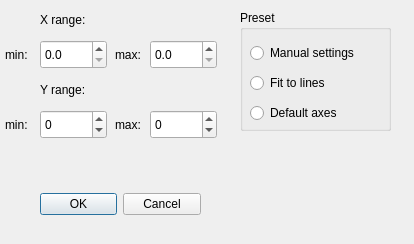
Before: the Qt Designer form chagechartsettingsform.ui in sergeysolov/ExperimentAnalyser, drawn with Qt 5.
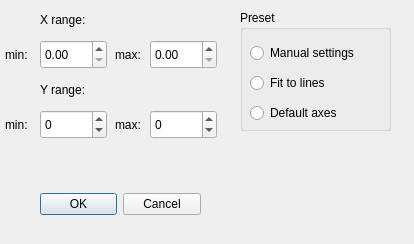
After: the same form once the commit is applied.

The edit to the form file:
```diff
--- a/chagechartsettingsform.ui
+++ b/chagechartsettingsform.ui
@@ -23,7 +23,7 @@
     </rect>
    </property>
    <property name="decimals">
-    <number>1</number>
+    <number>2</number>
    </property>
    <property name="minimum">
     <double>0.000000000000000</double>
@@ -45,7 +45,7 @@
     </rect>
    </property>
    <property name="decimals">
-    <number>1</number>
+    <number>2</number>
    </property>
    <property name="minimum">
     <double>0.000000000000000</double>
```
